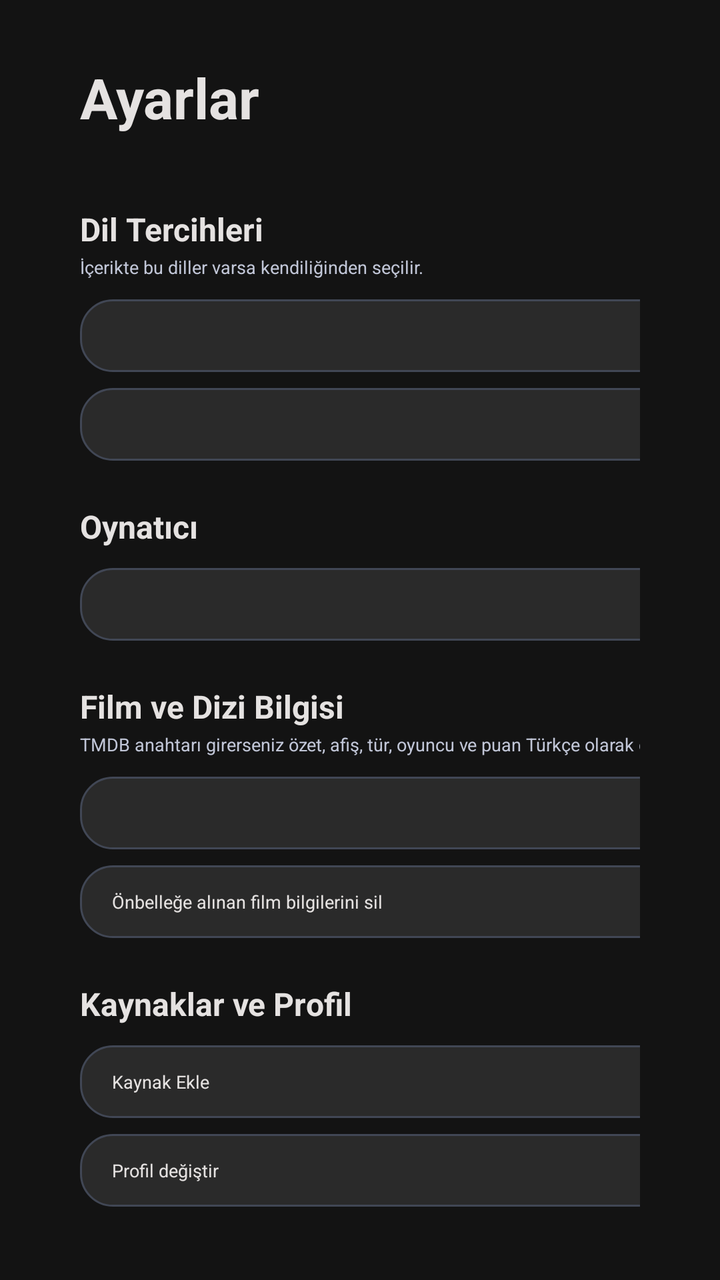
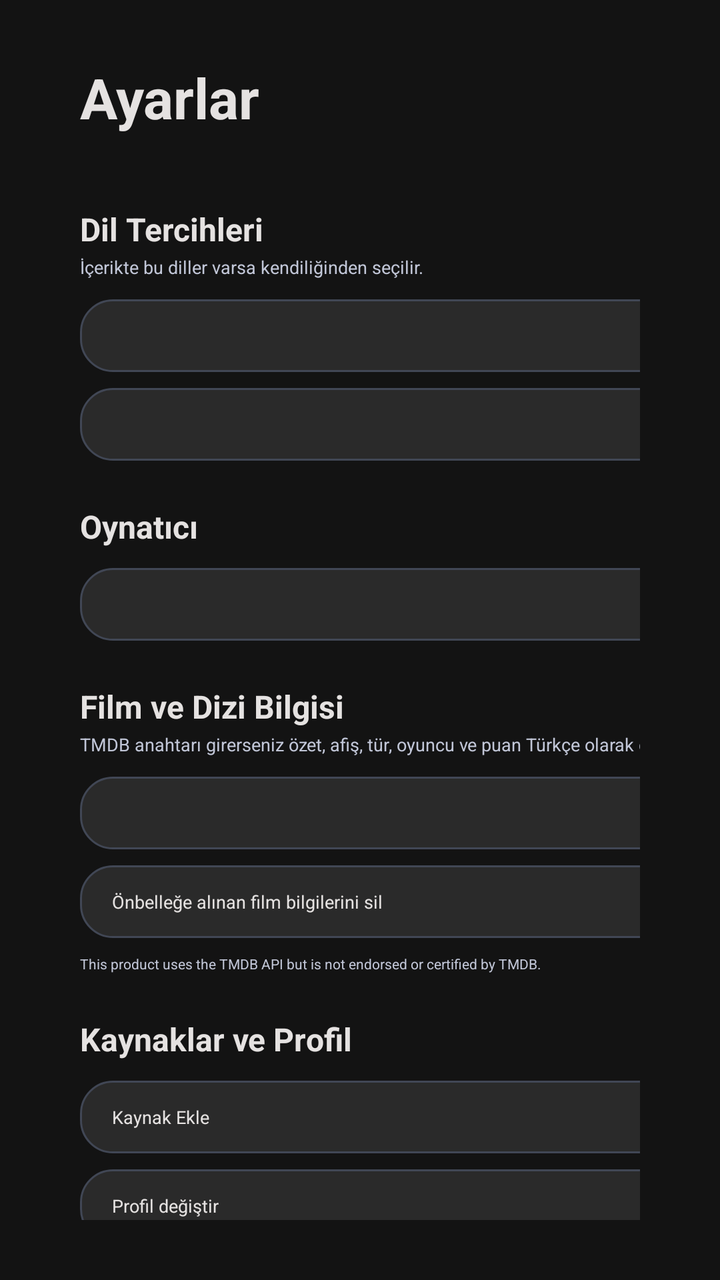

An Android layout rendered at two revisions. The XML below is the earlier revision; the diff shows what the commit changed to produce the second picture.
<!-- AndroidManifest.xml: application theme Theme.BraviaIPTV -->
<!-- res/layout/activity_settings.xml -->
<?xml version="1.0" encoding="utf-8"?>
<ScrollView xmlns:android="http://schemas.android.com/apk/res/android"
    android:layout_width="match_parent"
    android:layout_height="match_parent"
    android:background="@color/background"
    android:paddingStart="@dimen/safe_margin_x"
    android:paddingEnd="@dimen/safe_margin_x"
    android:paddingTop="@dimen/safe_margin_y"
    android:paddingBottom="@dimen/safe_margin_y">

    <LinearLayout
        android:layout_width="match_parent"
        android:layout_height="wrap_content"
        android:orientation="vertical">

        <TextView
            style="@style/Text.Display"
            android:layout_width="wrap_content"
            android:layout_height="wrap_content"
            android:text="@string/row_settings" />

        <TextView
            android:id="@+id/profile_line"
            style="@style/Text.Body"
            android:layout_width="match_parent"
            android:layout_height="wrap_content"
            android:layout_marginTop="2dp" />

        
        <TextView
            style="@style/Text.HeadlineMd"
            android:layout_width="match_parent"
            android:layout_height="wrap_content"
            android:layout_marginTop="22dp"
            android:text="@string/settings_languages" />

        <TextView
            style="@style/Text.Body"
            android:layout_width="match_parent"
            android:layout_height="wrap_content"
            android:layout_marginTop="2dp"
            android:layout_marginBottom="10dp"
            android:text="@string/settings_languages_hint" />

        <TextView
            android:id="@+id/btn_audio_language"
            style="@style/SettingRow"
            android:layout_width="520dp" />

        <TextView
            android:id="@+id/btn_subtitle_language"
            style="@style/SettingRow"
            android:layout_width="520dp"
            android:layout_marginTop="8dp" />

        
        <TextView
            style="@style/Text.HeadlineMd"
            android:layout_width="match_parent"
            android:layout_height="wrap_content"
            android:layout_marginTop="22dp"
            android:text="@string/settings_player" />

        <TextView
            android:id="@+id/btn_engine"
            style="@style/SettingRow"
            android:layout_width="520dp"
            android:layout_marginTop="10dp" />

        
        <TextView
            style="@style/Text.HeadlineMd"
            android:layout_width="match_parent"
            android:layout_height="wrap_content"
            android:layout_marginTop="22dp"
            android:text="@string/settings_metadata" />

        <TextView
            style="@style/Text.Body"
            android:layout_width="520dp"
            android:layout_height="wrap_content"
            android:layout_marginTop="2dp"
            android:layout_marginBottom="10dp"
            android:text="@string/settings_metadata_hint" />

        <TextView
            android:id="@+id/btn_tmdb_key"
            style="@style/SettingRow"
            android:layout_width="520dp" />

        <TextView
            android:id="@+id/btn_clear_meta"
            style="@style/SettingRow"
            android:layout_width="520dp"
            android:layout_marginTop="8dp"
            android:text="@string/settings_clear_metadata" />

        
        <TextView
            style="@style/Text.HeadlineMd"
            android:layout_width="match_parent"
            android:layout_height="wrap_content"
            android:layout_marginTop="22dp"
            android:text="@string/settings_sources" />

        <TextView
            android:id="@+id/btn_sources"
            style="@style/SettingRow"
            android:layout_width="520dp"
            android:layout_marginTop="10dp"
            android:text="@string/menu_add_source" />

        <TextView
            android:id="@+id/btn_profiles"
            style="@style/SettingRow"
            android:layout_width="520dp"
            android:layout_marginTop="8dp"
            android:text="@string/settings_switch_profile" />
    </LinearLayout>
</ScrollView>
<!-- resources referenced by this layout -->
<resources>
  <color name="background">#131313</color>
  <dimen name="safe_margin_x">40dp</dimen>
  <dimen name="safe_margin_y">30dp</dimen>
  <string name="menu_add_source">Kaynak Ekle</string>
  <string name="row_settings">Ayarlar</string>
  <string name="settings_clear_metadata">Önbelleğe alınan film bilgilerini sil</string>
  <string name="settings_languages">Dil Tercihleri</string>
  <string name="settings_languages_hint">İçerikte bu diller varsa kendiliğinden seçilir.</string>
  <string name="settings_metadata">Film ve Dizi Bilgisi</string>
  <string name="settings_metadata_hint">TMDB anahtarı girerseniz özet, afiş, tür, oyuncu ve puan Türkçe olarak çekilir. Ücretsiz anahtar: themoviedb.org → Ayarlar → API</string>
  <string name="settings_player">Oynatıcı</string>
  <string name="settings_sources">Kaynaklar ve Profil</string>
  <string name="settings_switch_profile">Profil değiştir</string>
  <style name="SettingRow" parent="">
          <item name="android:layout_height">wrap_content</item>
          <item name="android:background">@drawable/bg_button_primary</item>
          <item name="android:focusable">true</item>
          <item name="android:paddingStart">16dp</item>
          <item name="android:paddingEnd">16dp</item>
          <item name="android:paddingTop">12dp</item>
          <item name="android:paddingBottom">12dp</item>
          <item name="android:textSize">@dimen/text_body_md</item>
          <item name="android:textColor">@color/on_surface</item>
      </style>
  <style name="Text.Body" parent="">
          <item name="android:textSize">@dimen/text_body_md</item>
          <item name="android:textColor">@color/on_surface_variant</item>
      </style>
  <style name="Text.Display" parent="">
          <item name="android:textSize">@dimen/text_display_lg</item>
          <item name="android:textStyle">bold</item>
          <item name="android:textColor">@color/on_surface</item>
      </style>
  <style name="Text.HeadlineMd" parent="">
          <item name="android:textSize">@dimen/text_headline_md</item>
          <item name="android:textStyle">bold</item>
          <item name="android:textColor">@color/on_surface</item>
      </style>
  <style name="Theme.BraviaIPTV" parent="Theme.AppCompat.NoActionBar">
          <item name="colorPrimary">@color/primary</item>
          <item name="colorAccent">@color/primary_container</item>
          <item name="android:windowBackground">@color/background</item>
          <item name="android:textColorPrimary">@color/on_surface</item>
          <item name="android:textColorSecondary">@color/on_surface_variant</item>
          <item name="android:windowNoTitle">true</item>
      </style>
  <!-- drawable bg_button_primary (drawable) -->
  <?xml version="1.0" encoding="utf-8"?>
  <selector xmlns:android="http://schemas.android.com/apk/res/android">
      <item android:state_focused="true">
          <shape android:shape="rectangle">
              <solid android:color="@color/primary" />
              <corners android:radius="@dimen/radius_card" />
          </shape>
      </item>
      <item>
          <shape android:shape="rectangle">
              <solid android:color="@color/surface_container_high" />
              <corners android:radius="@dimen/radius_card" />
              <stroke android:width="1dp" android:color="@color/outline_variant" />
          </shape>
      </item>
  </selector>
  <dimen name="text_body_md">9sp</dimen>
  <color name="on_surface">#E5E2E1</color>
  <color name="on_surface_variant">#C1C6D7</color>
  <dimen name="text_display_lg">28sp</dimen>
  <dimen name="text_headline_md">16sp</dimen>
  <color name="primary">#ADC6FF</color>
  <color name="primary_container">#4B8EFF</color>
  <dimen name="radius_card">16dp</dimen>
  <color name="surface_container_high">#2A2A2A</color>
  <color name="outline_variant">#414755</color>
</resources>

<!-- the commit's change to res/layout/activity_settings.xml (unified diff, before → after) -->
@@ -97,6 +97,15 @@
 
         
         <TextView
+            style="@style/Text.Body"
+            android:layout_width="520dp"
+            android:layout_height="wrap_content"
+            android:layout_marginTop="8dp"
+            android:text="@string/tmdb_attribution"
+            android:textSize="@dimen/text_label_sm" />
+
+        
+        <TextView
             style="@style/Text.HeadlineMd"
             android:layout_width="match_parent"
             android:layout_height="wrap_content"
<!-- resource entries referenced after the edit -->
@@ -3,6 +3,7 @@
   <color name="background">#131313</color>
   <dimen name="safe_margin_x">40dp</dimen>
   <dimen name="safe_margin_y">30dp</dimen>
+  <dimen name="text_label_sm">7sp</dimen>
   <string name="menu_add_source">Kaynak Ekle</string>
   <string name="row_settings">Ayarlar</string>
   <string name="settings_clear_metadata">Önbelleğe alınan film bilgilerini sil</string>
@@ -13,6 +14,7 @@
   <string name="settings_player">Oynatıcı</string>
   <string name="settings_sources">Kaynaklar ve Profil</string>
   <string name="settings_switch_profile">Profil değiştir</string>
+  <string name="tmdb_attribution">This product uses the TMDB API but is not endorsed or certified by TMDB.</string>
   <style name="SettingRow" parent="">
           <item name="android:layout_height">wrap_content</item>
           <item name="android:background">@drawable/bg_button_primary</item>
